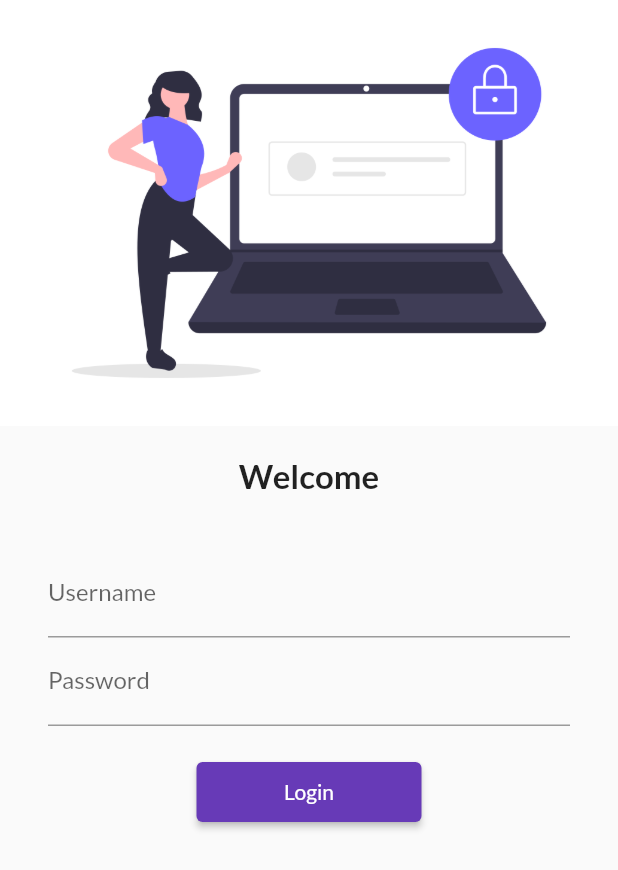
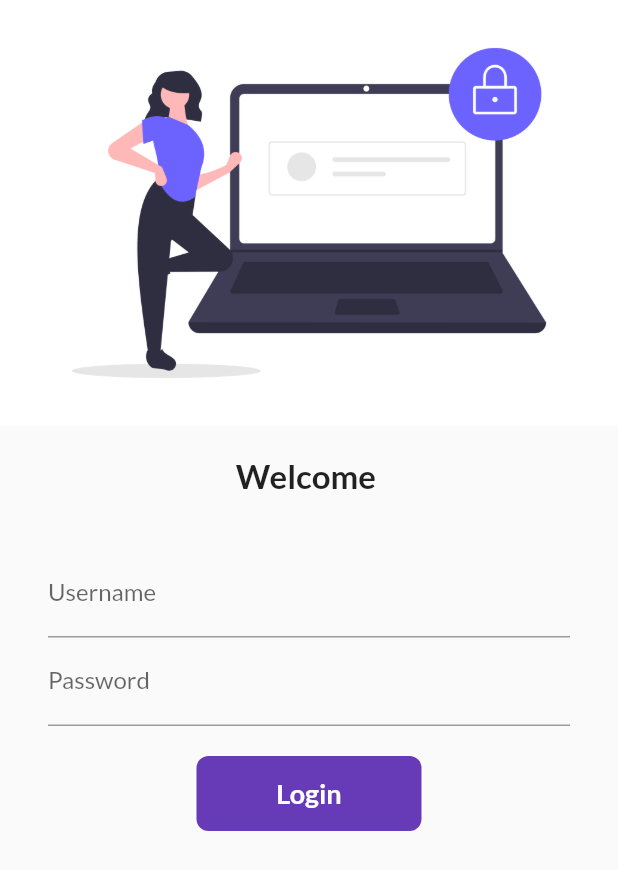
Before and after one commit to 200198amanagrawal/Flutter_basiscs, a Flutter app: the screen it shows after launch, on a phone screen of 412 x 824 dp. Shown: the top 870 px of the screen. Run offline on Flutter 3.47's test engine with Material 2 defaults, Android fonts, the phone set to English and light mode, and no system bars; our stand-ins replace google_fonts.

Commit message:
login validators added

```diff
--- a/lib/main.dart
+++ b/lib/main.dart
@@ -8,6 +8,7 @@
   runApp(MyApp()); // runApp Method which runs the main app
 }
 
+//statles means the page is static with no change to show
 class MyApp extends StatelessWidget {
   // This widget is the root of your application.
   @override
--- a/lib/pages/login_page.dart
+++ b/lib/pages/login_page.dart
@@ -3,12 +3,36 @@
 import 'package:flutter/material.dart';
 import 'package:flutter_catalog/utils/routes.dart';
 
-class LoginPage extends StatelessWidget {
+class LoginPage extends StatefulWidget {
+  @override
+  State<LoginPage> createState() => _LoginPageState();
+}
+
+//_varname suggests that field/class/method is private
+class _LoginPageState extends State<LoginPage> {
+  String name = "";
+  bool changeButton = false;
+  final _formKey = GlobalKey<FormState>();
+  moveToHome(BuildContext context) async {
+    if (_formKey.currentState!.validate()) {
+      setState(() {
+        changeButton = true;
+      });
+      await Future.delayed(Duration(seconds: 1));
+      await Navigator.pushNamed(context, MyRoutes.homeRoute);
+      setState(() {
+        changeButton = false;
+      });
+    }
+  }
+
   @override
   Widget build(BuildContext context) {
     return Material(
         //here we're using the concept of children where a coulmn will have everydata in a column format
         child: SingleChildScrollView(
+      child: Form(
+        key: _formKey,
         child: Column(children: [
           Image.asset(
             "assets/images/login_image.png",
@@ -18,39 +42,77 @@
             height: 20,
           ),
           Text(
-          "Welcome",
+            "Welcome $name",
             style: TextStyle(fontSize: 22, fontWeight: FontWeight.bold),
           ),
           SizedBox(
             height: 20,
           ),
           Padding(
-          padding: const EdgeInsets.symmetric(vertical: 16.0, horizontal: 32.0),
+            padding:
+                const EdgeInsets.symmetric(vertical: 16.0, horizontal: 32.0),
             child: Column(
               children: [
                 TextFormField(
                   decoration: InputDecoration(
                       labelText: "Username", hintText: "Enter Username"),
+                  validator: (value) {
+                    if (value!.isEmpty) {
+                      return "Username cannot be empty";
+                    }
+                    return null;
+                  },
+                  onChanged: (value) {
+                    name = value;
+                    setState(() {});
+                  },
                 ),
                 TextFormField(
                   decoration: InputDecoration(
                       labelText: "Password", hintText: "Enter Password"),
+                  validator: (value) {
+                    if (value!.isEmpty) {
+                      return "Password cannot be empty";
+                    } else if (value.length < 6) {
+                      return "Password length should be more than 6";
+                    }
+                    return null;
+                  },
                   obscureText: true,
                 ),
                 SizedBox(
                   height: 20,
                 ),
-              ElevatedButton(
-                onPressed: () {
-                  Navigator.pushNamed(context, MyRoutes.homeRoute);
-                },
-                child: Text("Login"),
-                style: TextButton.styleFrom(minimumSize: Size(150, 40)),
+                Material(
+                  color: Colors.deepPurple,
+                  borderRadius: BorderRadius.circular(changeButton ? 20 : 8),
+                  child: InkWell(
+                    onTap: () => moveToHome(context),
+                    child: AnimatedContainer(
+                      duration: Duration(seconds: 1),
+                      width: changeButton ? 50 : 150,
+                      height: 50,
+                      alignment: Alignment.center,
+                      child: changeButton
+                          ? Icon(
+                              Icons.done,
+                              color: Colors.white,
+                            )
+                          : Text(
+                              "Login",
+                              style: TextStyle(
+                                  color: Colors.white,
+                                  fontSize: 18,
+                                  fontWeight: FontWeight.bold),
+                            ),
+                    ),
+                  ),
                 )
               ],
             ),
           )
         ]),
+      ),
     ));
   }
 }
```
Lines whose indentation alone changed are shown as unchanged.
